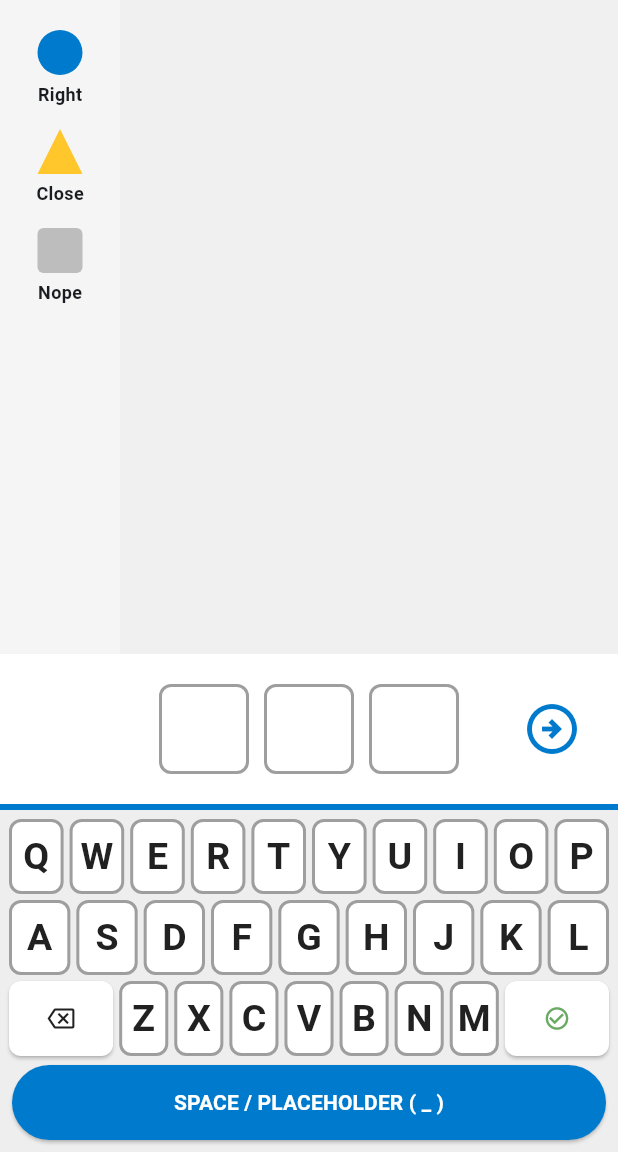
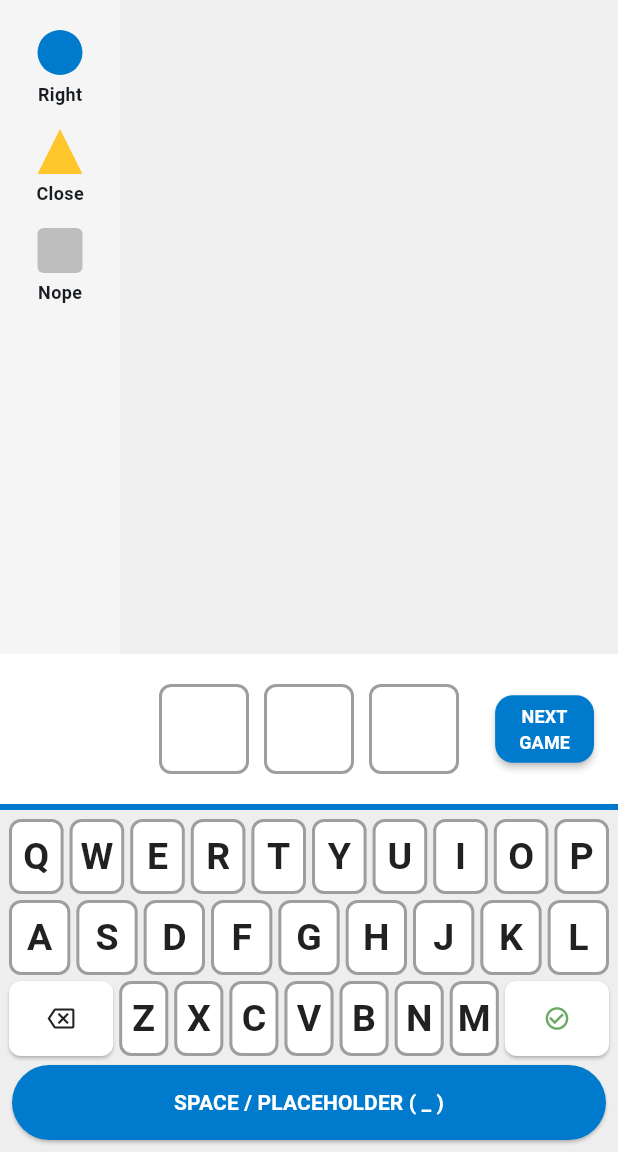
Before and after one commit to forkliftdev/flex_word_educational, a Flutter app: the screen it shows after launch, on a phone screen of 412 x 824 dp, the part 84-1236 px from its top. Run offline on Flutter 3.47's test engine with Material 3 defaults, Android fonts, the phone set to English and light mode, and no system bars.

Commit message:
made the next game button, removing icon

```diff
--- a/lib/screens/game_screen.dart
+++ b/lib/screens/game_screen.dart
@@ -234,12 +234,12 @@ class _GameScreenState extends State<GameScreen> {
                 ),
               ),
 
-              // NEW: ACTIVE INPUT AREA with BUTTON
+             // NEW: ACTIVE INPUT AREA with TEXT BUTTON
               Container(
                 padding: const EdgeInsets.symmetric(vertical: 20, horizontal: 16),
                 color: Colors.white,
                 child: Stack(
-                  alignment: Alignment.center, // Keeps the boxes in the middle
+                  alignment: Alignment.center,
                   children: [
                     // 1. The Input Boxes (Centered)
                     Row(
@@ -253,15 +253,31 @@ class _GameScreenState extends State<GameScreen> {
                       ],
                     ),
 
-                    // 2. The New Game Button ( pinned to the Right)
+                    // 2. The "NEXT GAME" Button (Pinned to the Right)
                     Positioned(
                       right: 0,
-                      child: IconButton(
-                        onPressed: _startNewGame,
-                        // A clean "Next" arrow icon
-                        icon: const Icon(Icons.arrow_circle_right_outlined, size: 40),
-                        color: AppColors.techBlue,
-                        tooltip: "New Game",
+                      child: SizedBox(
+                        height: 45, // Matches the chunky feel of the app
+                        child: ElevatedButton(
+                          onPressed: _startNewGame,
+                          style: ElevatedButton.styleFrom(
+                            backgroundColor: AppColors.techBlue, // Brand Blue
+                            foregroundColor: Colors.white, // White Text
+                            padding: const EdgeInsets.symmetric(horizontal: 16),
+                            elevation: 2, // Slight shadow for 3D effect
+                            shape: RoundedRectangleBorder(
+                              borderRadius: BorderRadius.circular(12),
+                            ),
+                          ),
+                          child: const Text(
+                            "NEXT\nGAME", // Uses a line break to save horizontal space!
+                            textAlign: TextAlign.center,
+                            style: TextStyle(
+                              fontWeight: FontWeight.bold,
+                              fontSize: 12, // Keeps it legible but compact
+                            ),
+                          ),
+                        ),
                       ),
                     ),
                   ],
```
